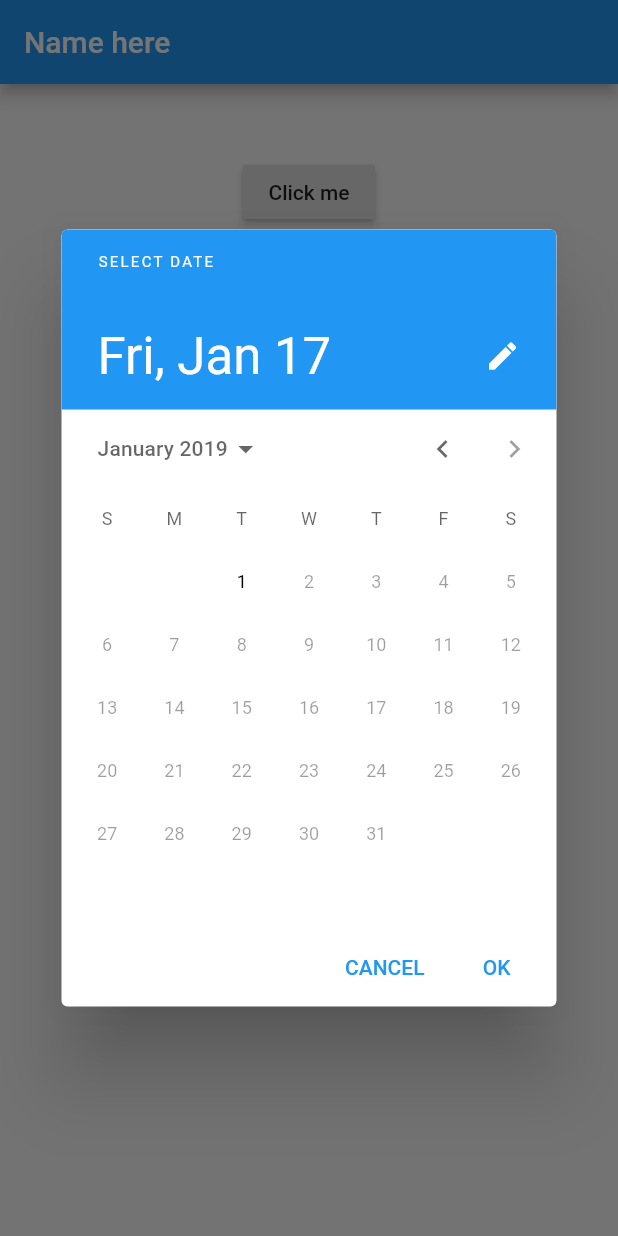
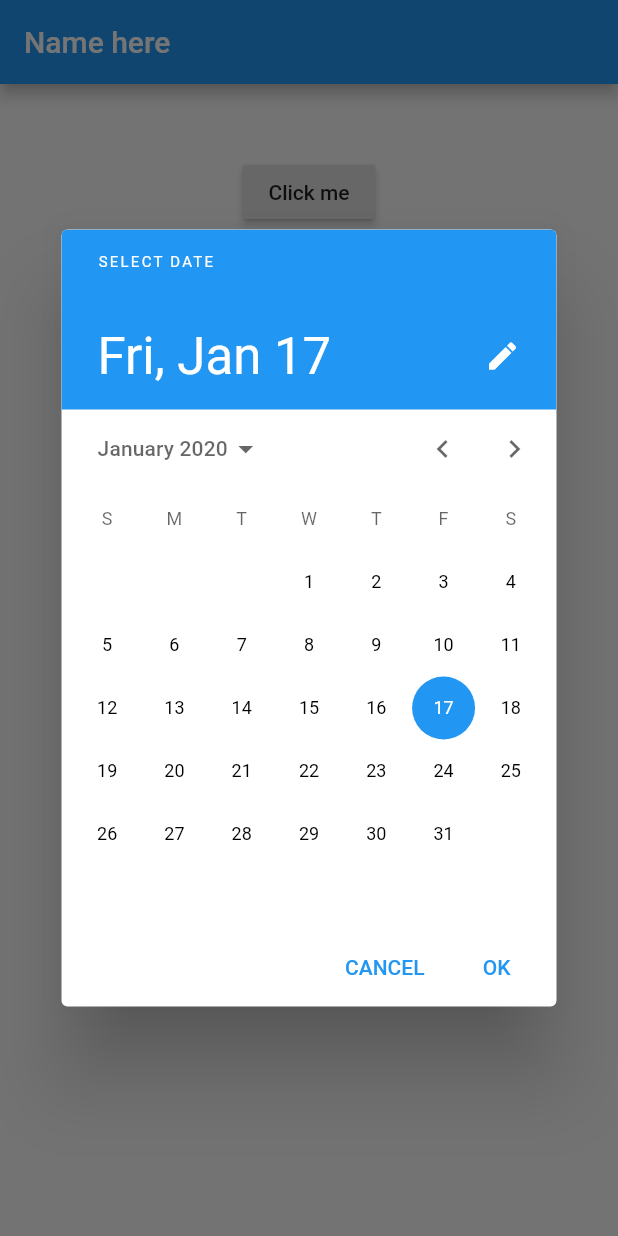
Before and after one commit to voidrealms/Flutter-3-6, a Flutter app: the screen it shows after launch, after a tap on "Click me", on a phone screen of 412 x 824 dp. Run offline on Flutter 3.47's test engine with Material 2 defaults, Android fonts, the phone set to English and light mode, and no system bars.

Commit message:
Update main.dart

```diff
--- a/lib/main.dart
+++ b/lib/main.dart
@@ -21,7 +21,7 @@ class _State extends State<MyApp> {
         context: context,
         initialDate: new DateTime.now(),
         firstDate: new DateTime(2016),
-        lastDate: new DateTime(2019)
+        lastDate: new DateTime(2099)
     );
    if(picked != null) setState(() => _value = picked.toString());
   }
```
